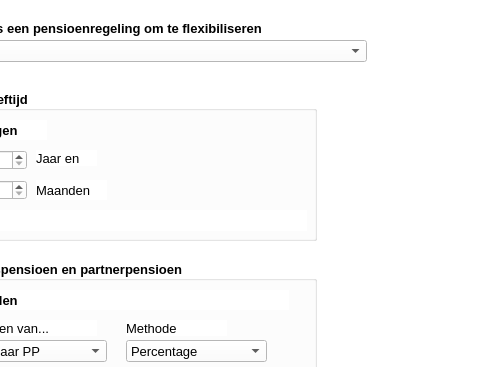
Above: flexmenu.ui from Alwin1234567/AR-project before the change; both pictures show x 94 to 574 and y 0 to 367 of the 1033 by 908 pixel window. Below: the same form after it.
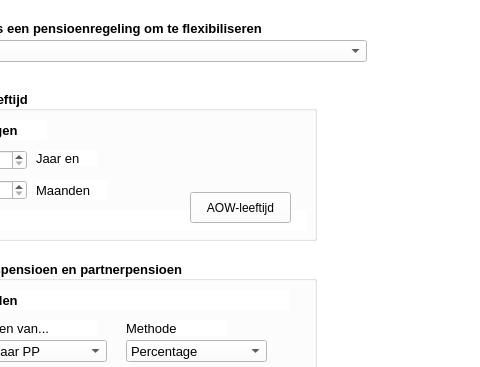
That is the form after the change. Icons and pictures are not drawn. Custom widgets are drawn as their Qt base class.

Commit message: "AOW-leeftijd instellen" button toegevoegd bij flexmenu

```diff
--- a/flexmenu.ui
+++ b/flexmenu.ui
@@ -269,6 +269,19 @@
       <set>Qt::AlignLeading|Qt::AlignLeft|Qt::AlignVCenter</set>
      </property>
     </widget>
+    <widget class="QPushButton" name="btnAOWleeftijd">
+     <property name="geometry">
+      <rect>
+       <x>264</x>
+       <y>102</y>
+       <width>101</width>
+       <height>31</height>
+      </rect>
+     </property>
+     <property name="text">
+      <string>AOW-leeftijd</string>
+     </property>
+    </widget>
    </widget>
    <widget class="QGroupBox" name="groupBox_OP_PP">
     <property name="geometry">
```
Left out of the diff: 2 changed lines with no effect on the pictures. The commit also changes 2 other files.
